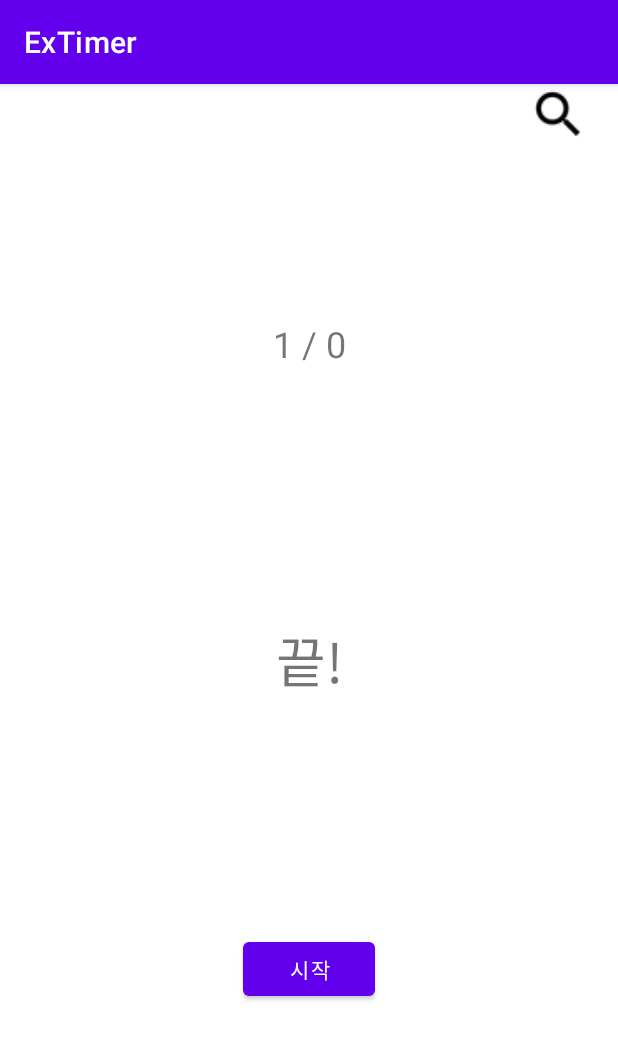
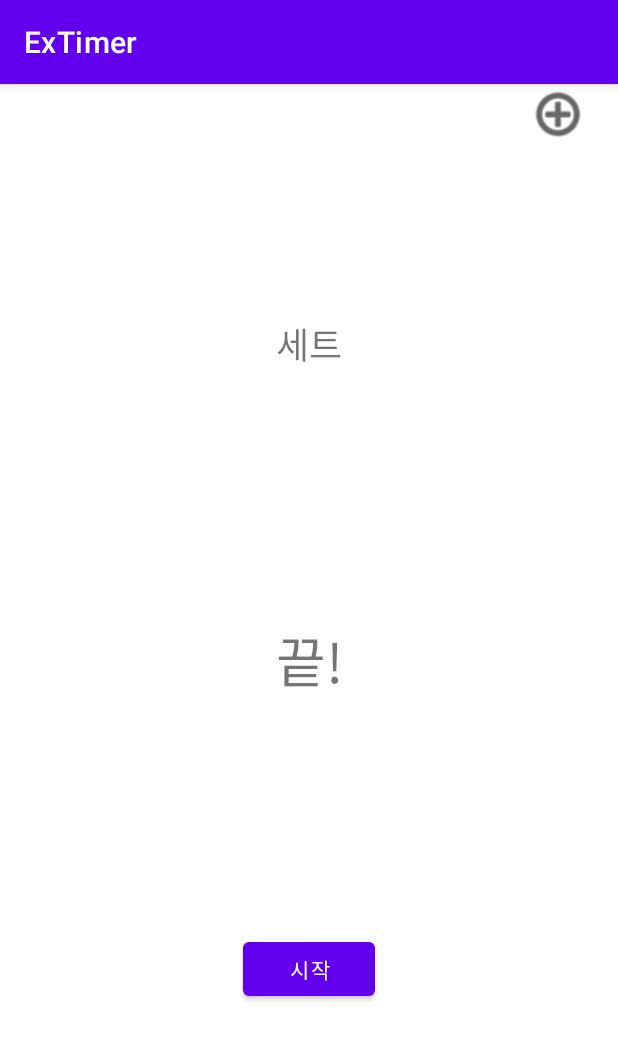
Before and after one commit to ChocoPic/ExTimer, an Android app: the TimerActivity screen opened directly, with no data from a screen before it, after a tap on "시작", on a phone screen of 412 x 824 dp. Shown: the top 1040 px of the screen. Run offline under Robolectric (Android 15) with nearby library versions, the phone set to English and light mode, and no system bars; 4 statements that could not run were skipped.

Commit message:
timer error fixed

```diff
--- a/app/src/main/java/com/tlatla/extimer/TimerActivity.java
+++ b/app/src/main/java/com/tlatla/extimer/TimerActivity.java
@@ -19,7 +19,7 @@ import java.util.ArrayList;
 public class TimerActivity extends AppCompatActivity {
 
     private TextView textView;
-    private TextView countText;
+    private TextView stageText;
     private TextView titleText;
     private TextView timeText;
     private Button startBtn;
@@ -27,18 +27,17 @@ public class TimerActivity extends AppCompatActivity {
 
     private SharedPreferences pref;
 
+    private ArrayList<String> STAGE = new ArrayList<>();
     private ArrayList<Integer> TIME = new ArrayList<>();
     private int COUNT;
     private String TITLE;
     private MyTimer myTimer;
 
     private SoundPool soundPool;
-    private int sound;
+    private int sound1;
 
     int time;
-    int i;
-    int count=1;
-    int interval;
+    int i = 0;
 
     @Override
     public void onCreate(@Nullable Bundle savedInstanceState) {
@@ -46,10 +45,11 @@ public class TimerActivity extends AppCompatActivity {
         setContentView(R.layout.activity_timer);
 
         soundPool = new SoundPool(5, AudioManager.STREAM_MUSIC, 0);
-        sound = soundPool.load(this, R.raw.bbb, 1);
+        sound1 = soundPool.load(this, R.raw.bbb, 1);
+        //sound2 = soundPool.load(this, R.raw.bbb, 0);
 
         titleText = findViewById(R.id.titleText);
-        countText = findViewById(R.id.countText);
+        stageText = findViewById(R.id.countText);
         textView = findViewById(R.id.textView);
         timeText = findViewById(R.id.timeText);
         startBtn = findViewById(R.id.startBtn);
@@ -58,26 +58,22 @@ public class TimerActivity extends AppCompatActivity {
         pref = getSharedPreferences("Pref", MODE_PRIVATE);
         initData();
 
-
-        COUNT = TIME.size();
-        interval = (int)Math.round((COUNT+0.3)/2);
-
-        myTimer = new MyTimer((getTotalTime()+interval)*1000, 1000);
-
         titleText.setText(TITLE);
-        countText.setText(count +" / " + interval);
+        stageText.setText(STAGE.get(0));
         timeText.setText(TIME.get(0) + "초");
         textView.setVisibility(View.INVISIBLE);
-
 
         View.OnClickListener btnClick = new View.OnClickListener() {
             @Override
             public void onClick(View v) {
                 switch (v.getId()){
                     case R.id.startBtn:
-                        count = 1;
                         i = 0;
                         time = TIME.get(i);
+                        stageText.setText(STAGE.get(i));
+                        timeText.setText(time + "초");
+                        if (myTimer!=null) myTimer.cancel();
+                        myTimer = new MyTimer(getTotalTime()*1000, 1000);
                         myTimer.start();
                         break;
                     case R.id.listBtn:
@@ -93,10 +89,10 @@ public class TimerActivity extends AppCompatActivity {
 
     public int getTotalTime(){
         int sum=0;
-        for(int i=0; i<COUNT; i++){
+        for(int i=0; i<TIME.size(); i++){
             sum += TIME.get(i);
         }
-        return sum;
+        return sum+TIME.size();
     }
 
     public class MyTimer extends CountDownTimer{
@@ -106,44 +102,37 @@ public class TimerActivity extends AppCompatActivity {
 
         @Override
         public void onTick(long millisUntilFinished) {
-            timeText.setText(time + "초");
             time--;
-            try{
-                if(time==-1){
-                    i++;
-                    time = TIME.get(i);
-                    if(i%2==0){
-                        count++;
-                        countText.setText(count +" / " + interval);
-                    }else {
-                        Log.d("세트: ", count + ", 휴식");
-                    }
-                    soundPool.play(sound, 1f,1f,0,0,1f);
-                }
-            }catch (Exception e){
-                e.printStackTrace();
+            timeText.setText((time+1) + "초");
+            if ((time==-1) && (i<(TIME.size()-1))){
+                soundPool.play(sound1, 1f,1f,0,0,1f);
+                i++;
+                time = TIME.get(i);
+                stageText.setText(STAGE.get(i));
             }
         }
 
         @Override
         public void onFinish() {
+            //soundPool.play(sound1, 1f,1f,0,0,1f);
             timeText.setText("끝!");
         }
     }
 
     public void initData(){
         String lastPicked_data = pref.getString("timer", "");
-        Log.d("**pref data",lastPicked_data);
         String [] splits = lastPicked_data.split(",");
         TITLE = splits[0];
+        COUNT = (splits.length)-1;
         for (int i=1; i<splits.length;i++){
             try{
-                TIME.add(Integer.parseInt(splits[i]));
+                if (i%2==0)
+                    TIME.add(Integer.parseInt(splits[i]));
+                else if (i%2==1)
+                    STAGE.add(splits[i]);
             }catch (Exception e){
-                TITLE = "에러";
-                TIME.clear();
-                TIME.add(60);
+                e.printStackTrace();
                 }
             }
-        }
+    }
 }
--- a/app/src/main/res/layout/activity_timer.xml
+++ b/app/src/main/res/layout/activity_timer.xml
@@ -14,7 +14,7 @@
         android:id="@+id/listBtn"
         android:layout_width="40dp"
         android:layout_height="40dp"
-        android:background="?android:attr/actionModeWebSearchDrawable"
+        android:background="@android:drawable/ic_menu_add"
         app:backgroundTint="#000000"
         app:layout_constraintEnd_toEndOf="parent"
         app:layout_constraintTop_toTopOf="parent" />
```
Also changed, not shown: app/src/main/java/com/tlatla/extimer/MainActivity.java (+18 -11 lines), 1 other file.
